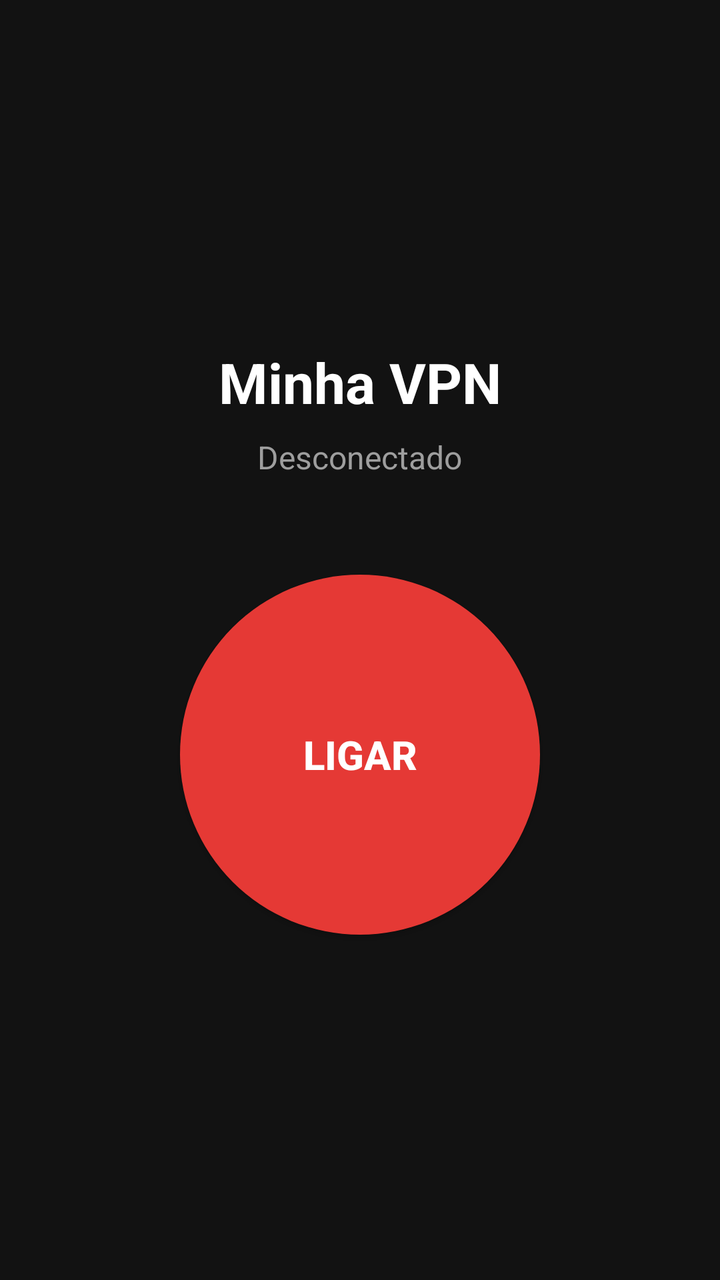
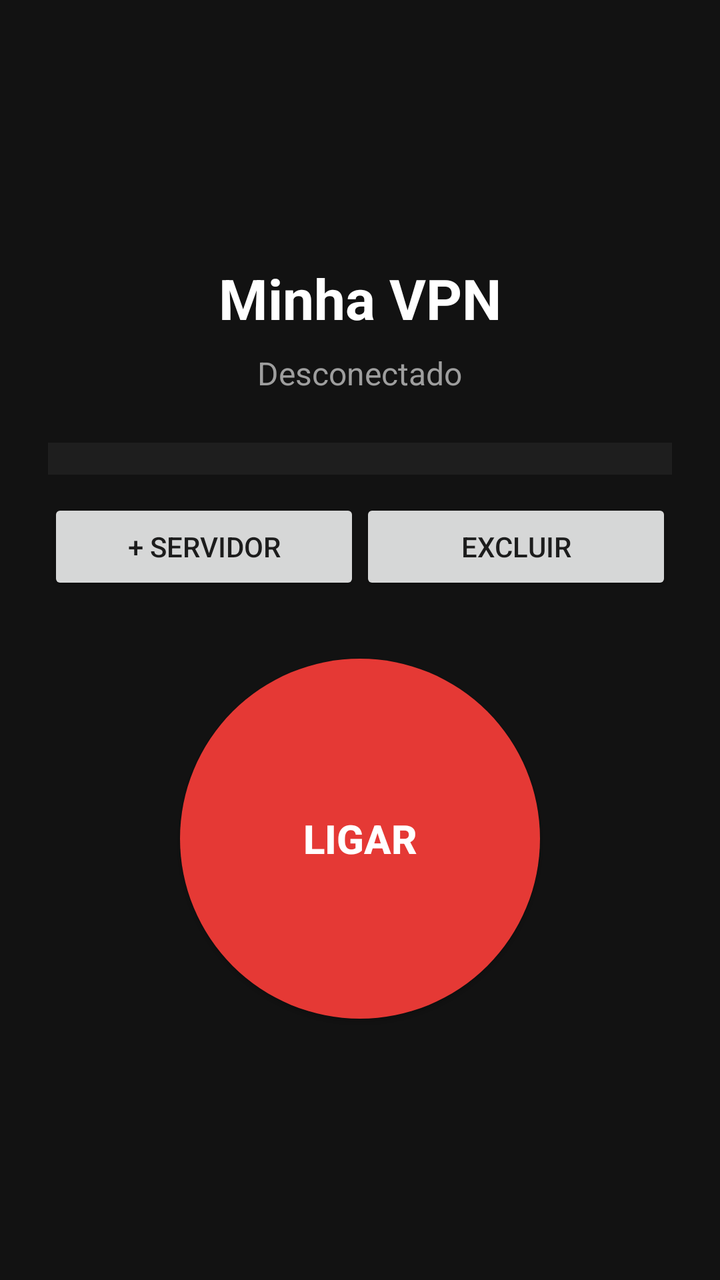

Two renders of the same Android screen: before a commit and after it. Below are the layout's source before the change and the commit's diff.
<!-- AndroidManifest.xml: application theme Theme.AppCompat.DayNight.DarkActionBar -->
<!-- res/layout/activity_main.xml -->
<?xml version="1.0" encoding="utf-8"?>
<LinearLayout xmlns:android="http://schemas.android.com/apk/res/android"
    android:layout_width="match_parent"
    android:layout_height="match_parent"
    android:background="#121212"
    android:gravity="center"
    android:orientation="vertical"
    android:padding="24dp">

    <TextView
        android:layout_width="wrap_content"
        android:layout_height="wrap_content"
        android:text="Minha VPN"
        android:textColor="#FFFFFF"
        android:textSize="28sp"
        android:textStyle="bold" />

    <TextView
        android:id="@+id/txtStatus"
        android:layout_width="wrap_content"
        android:layout_height="wrap_content"
        android:layout_marginTop="8dp"
        android:text="Desconectado"
        android:textColor="#9E9E9E"
        android:textSize="16sp" />

    <Button
        android:id="@+id/btnConectar"
        android:layout_width="180dp"
        android:layout_height="180dp"
        android:layout_marginTop="48dp"
        android:background="@drawable/btn_circle"
        android:backgroundTint="#E53935"
        android:text="LIGAR"
        android:textColor="#FFFFFF"
        android:textSize="20sp"
        android:textStyle="bold" />

</LinearLayout>
<!-- resources referenced by this layout -->
<resources>
  <!-- drawable btn_circle (drawable) -->
  <?xml version="1.0" encoding="utf-8"?>
  <shape xmlns:android="http://schemas.android.com/apk/res/android"
      android:shape="oval">
      <solid android:color="#FFFFFF" />
  </shape>
</resources>

<!-- the commit's change to res/layout/activity_main.xml (unified diff, before → after) -->
@@ -24,11 +24,40 @@
         android:textColor="#9E9E9E"
         android:textSize="16sp" />
 
+    <Spinner
+        android:id="@+id/spServidores"
+        android:layout_width="match_parent"
+        android:layout_height="wrap_content"
+        android:layout_marginTop="24dp"
+        android:background="#1E1E1E"
+        android:padding="8dp" />
+
+    <LinearLayout
+        android:layout_width="match_parent"
+        android:layout_height="wrap_content"
+        android:layout_marginTop="12dp"
+        android:orientation="horizontal">
+
+        <Button
+            android:id="@+id/btnAdicionar"
+            android:layout_width="0dp"
+            android:layout_height="wrap_content"
+            android:layout_weight="1"
+            android:text="+ Servidor" />
+
+        <Button
+            android:id="@+id/btnExcluir"
+            android:layout_width="0dp"
+            android:layout_height="wrap_content"
+            android:layout_weight="1"
+            android:text="Excluir" />
+    </LinearLayout>
+
     <Button
         android:id="@+id/btnConectar"
         android:layout_width="180dp"
         android:layout_height="180dp"
-        android:layout_marginTop="48dp"
+        android:layout_marginTop="32dp"
         android:background="@drawable/btn_circle"
         android:backgroundTint="#E53935"
         android:text="LIGAR"
